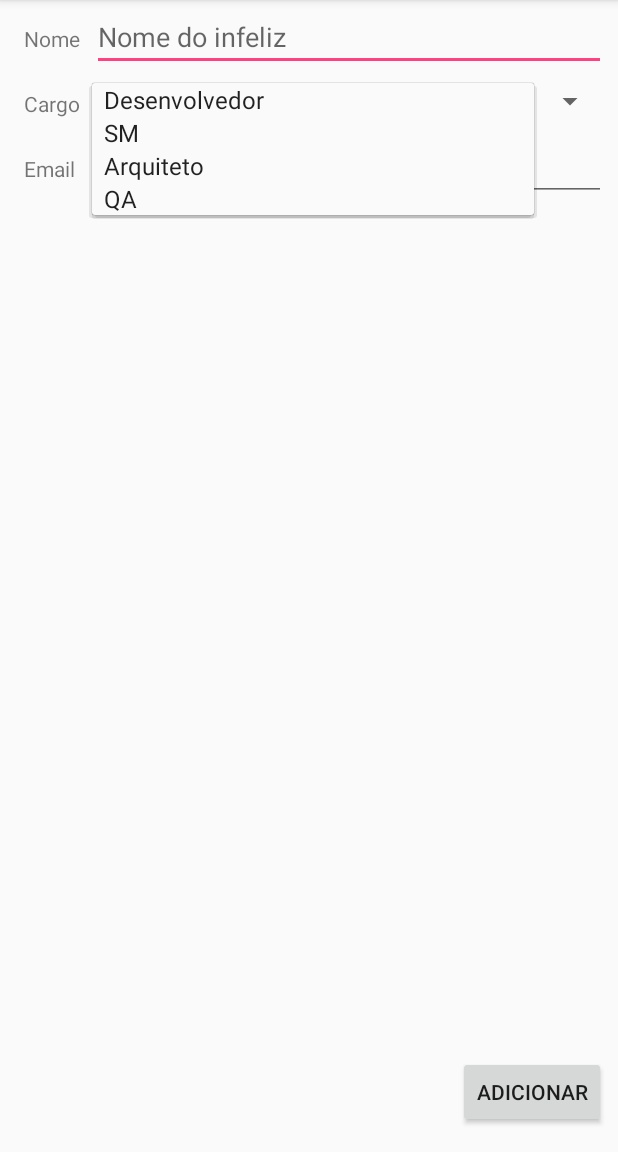
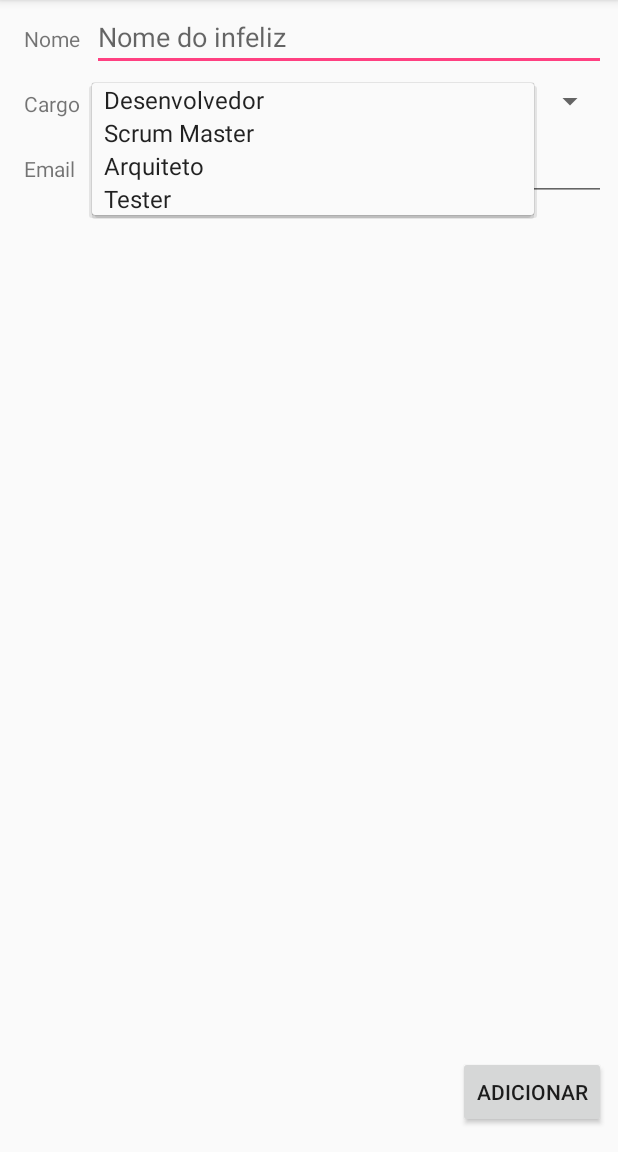
Before and after one commit to helderfalcao/daily_kotlin, an Android app: the CreateMemberActivity screen opened directly, with no data from a screen before it, after a tap on "Desenvolvedor", on a phone screen of 412 x 824 dp, the part 84-1236 px from its top. Run offline under Robolectric (Android 15) with nearby library versions, the phone set to English and light mode, and no system bars.

Commit message:
vai dai matheus

```diff
--- a/app/src/main/java/bgsong/com/br/dojokotlin/Constant.kt
+++ b/app/src/main/java/bgsong/com/br/dojokotlin/Constant.kt
@@ -7,5 +7,9 @@ class Constants {
         const val MEMBER_ADD_SUCESS = 200
         const val MEMBERS_ID_KEY = "member_id"
         const val MEMBER_EMAIL = "member_email"
+        const val DEVELOPER = "Desenvolvedor"
+        const val SM = "Scrum Master"
+        const val QA = "Tester"
+        const val ARCHITECT = "Arquiteto"
     }
 }
--- a/app/src/main/java/bgsong/com/br/dojokotlin/CreateMemberActivity.kt
+++ b/app/src/main/java/bgsong/com/br/dojokotlin/CreateMemberActivity.kt
@@ -14,7 +14,7 @@ import kotlinx.android.synthetic.main.activity_create_member.*
 
 class CreateMemberActivity : AppCompatActivity() {
 
-    val list_cargo = arrayOf("Desenvolvedor", "SM", "Arquiteto", "QA")
+    val list_cargo = arrayOf(Constants.DEVELOPER, Constants.SM, Constants.ARCHITECT, Constants.QA)
     var membersList = ArrayList<Member>()
     lateinit var prefs: SharedPreferences
     lateinit var prefEditor: SharedPreferences.Editor
--- a/app/src/main/java/bgsong/com/br/dojokotlin/utils/MemberUtils.kt
+++ b/app/src/main/java/bgsong/com/br/dojokotlin/utils/MemberUtils.kt
@@ -7,12 +7,12 @@ import com.google.gson.Gson
 import com.google.gson.reflect.TypeToken
 
 class MemberUtils {
+
     companion object {
         @JvmStatic fun getMembersList(context: Context) : List<Member> {
-            prefs = activity.getSharedPreferences(Constants.SHARED_KEY, 0)
+            val prefs = context.getSharedPreferences(Constants.SHARED_KEY, 0)
             val membersListJson = prefs.getString(Constants.MEMBERS_KEY, "[]")
-            membersList = Gson().fromJson(membersListJson, object : TypeToken<List<Member>>() {}.type)
-
+            return Gson().fromJson(membersListJson, object : TypeToken<List<Member>>() {}.type)
         }
     }
 }
```
Also changed, not shown: app/src/main/java/bgsong/com/br/dojokotlin/DailyActivity.kt (+3 -4 lines).
